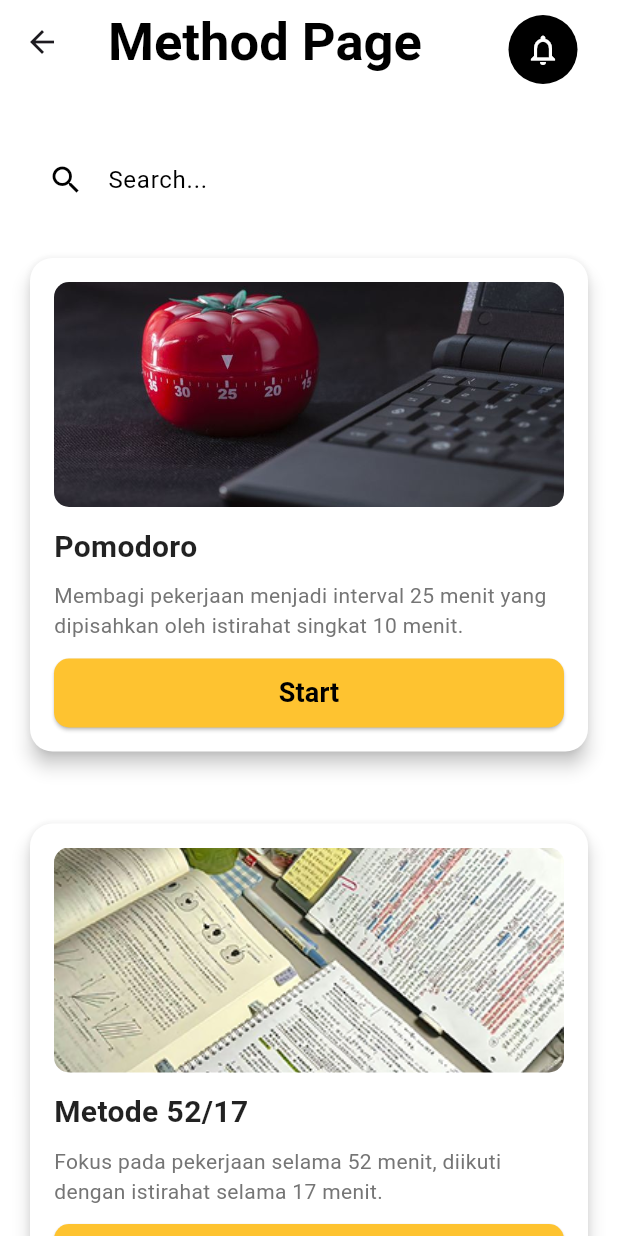
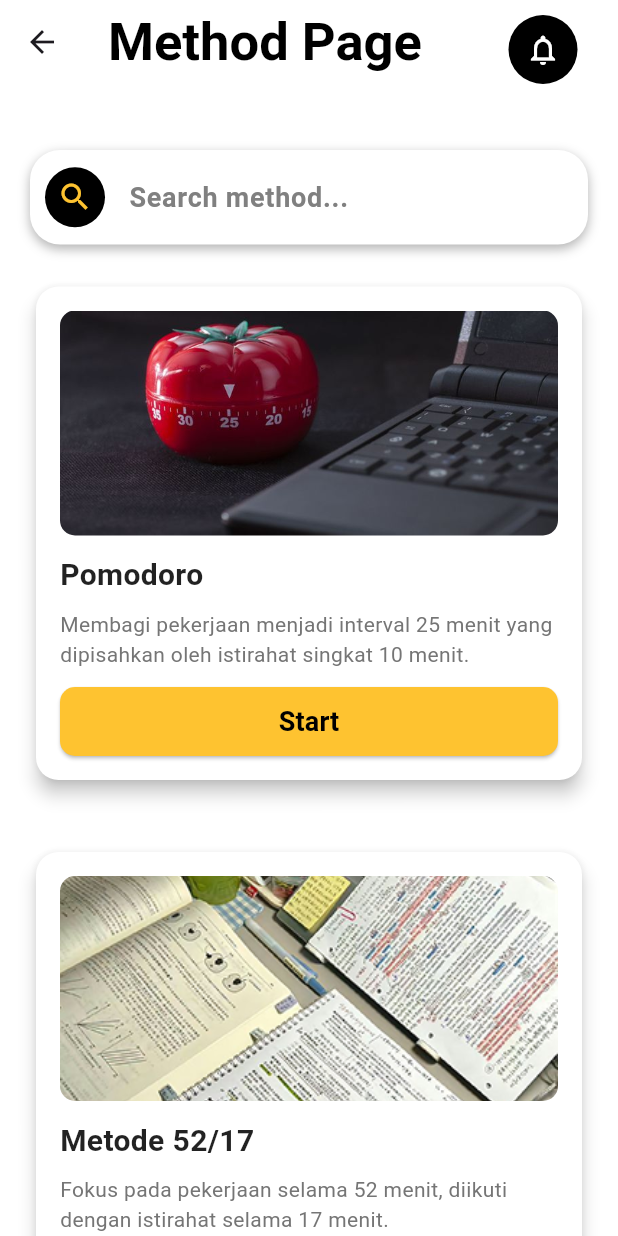
Before and after one commit to Javinpro/ALP-Semester-4-JAM-, a Flutter app: the MethodPage screen opened directly, on a phone screen of 412 x 824 dp. Run offline on Flutter 3.47's test engine with Material 3 defaults, Android fonts, the light colour scheme and no system bars; our stand-ins replace image_picker, table_calendar.

Commit message:
Done Search Bar UI
- Fitur search nya masih belum dibikin

```diff
--- a/frontend/lib/method_page.dart
+++ b/frontend/lib/method_page.dart
@@ -3,10 +3,14 @@ import 'package:jam/colors.dart';
 import 'package:jam/notification.dart';
 import 'package:jam/text_template.dart'; // Make sure this path is correct for your color definitions
 
-class MethodPage extends StatelessWidget {
+class MethodPage extends StatefulWidget {
   const MethodPage({super.key});
 
   @override
+  State<MethodPage> createState() => _MethodPageState();
+}
+
+class _MethodPageState extends State<MethodPage> {
   Widget build(BuildContext context) {
     return Scaffold(
       backgroundColor:
@@ -45,27 +49,44 @@ class MethodPage extends StatelessWidget {
 
       body: SingleChildScrollView(
         child: Padding(
-          padding: const EdgeInsets.all(16.0),
+          padding: const EdgeInsets.all(20.0),
           child: Column(
             children: [
               // --- Search Bar ---
               Container(
                 margin: const EdgeInsets.only(bottom: 24.0),
-                padding: const EdgeInsets.symmetric(horizontal: 16.0),
+                padding: const EdgeInsets.symmetric(horizontal: 10.0),
                 decoration: BoxDecoration(
                   color: backgroundColor, // Slightly transparent white
                   borderRadius: BorderRadius.circular(20.0),
+                  boxShadow: [
+                    BoxShadow(
+                      color: secondaryColor.withOpacity(0.3),
+                      spreadRadius: 0, // Seberapa jauh bayangan menyebar
+                      blurRadius: 6, // Seberapa buram bayangan
+                      offset: const Offset(0, 3), // Pergeseran bayangan (x, y)
+                    ),
+                  ],
                 ),
-                child: const TextField(
+                child: TextField(
                   style: TextStyle(color: secondaryColor),
                   decoration: InputDecoration(
-                    hintText: "Search...",
-                    hintStyle: TextStyle(color: secondaryColor),
+                    contentPadding: const EdgeInsets.symmetric(vertical: 18.0),
+                    hintText: "Search method...",
+                    hintStyle: headergrey,
                     border: InputBorder.none,
-                    icon: Icon(Icons.search, color: secondaryColor),
+                    icon: Container(
+                      padding: EdgeInsets.all(8.0),
+                      decoration: BoxDecoration(
+                        color: Colors.black,
+                        shape: BoxShape.circle,
+                      ),
+                      child: Icon(Icons.search, color: primaryColor),
+                    ),
                   ),
                 ),
               ),
+
               // --- Cards ---
               _buildMethodCard(
                 context,
```
